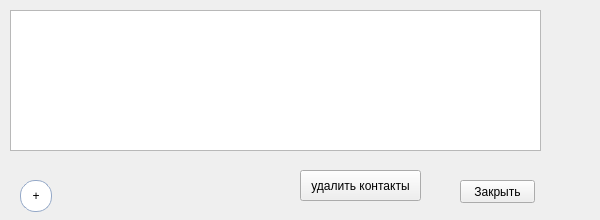
Before: the Qt Designer form App/dialogcontact.ui in truynder/TestApp, drawn with Qt 5.
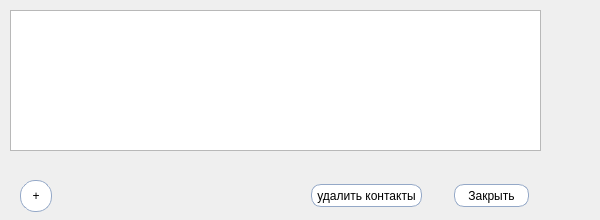
After: the same form once the commit is applied.

What changed in the file:
```diff
--- a/App/dialogcontact.ui
+++ b/App/dialogcontact.ui
@@ -47,19 +47,6 @@
     <string>+</string>
    </property>
   </widget>
-  <widget class="QPushButton" name="pushButton">
-   <property name="geometry">
-    <rect>
-     <x>460</x>
-     <y>180</y>
-     <width>75</width>
-     <height>23</height>
-    </rect>
-   </property>
-   <property name="text">
-    <string>Закрыть</string>
-   </property>
-  </widget>
   <widget class="QTableWidget" name="tableWidget">
    <property name="geometry">
     <rect>
@@ -73,16 +60,61 @@
   <widget class="QPushButton" name="pushButton_2">
    <property name="geometry">
     <rect>
-     <x>300</x>
-     <y>170</y>
-     <width>121</width>
-     <height>31</height>
+     <x>311</x>
+     <y>184</y>
+     <width>111</width>
+     <height>23</height>
     </rect>
    </property>
+   <property name="styleSheet">
+    <string notr="true">QPushButton{
+border: 1px solid;
+border-color: rgb(148, 168, 199);
+border-radius: 10px;
+background: white;
+}
+
+QPushButton:hover{
+border-color: rgb(0, 0, 199);
+}
+
+QPushButton:pressed{
+background: rgb(219, 225, 233);
+}</string>
+   </property>
    <property name="text">
     <string>удалить контакты</string>
    </property>
   </widget>
+  <widget class="QPushButton" name="pushButton">
+   <property name="geometry">
+    <rect>
+     <x>454</x>
+     <y>184</y>
+     <width>75</width>
+     <height>23</height>
+    </rect>
+   </property>
+   <property name="styleSheet">
+    <string notr="true">QPushButton{
+border: 1px solid;
+border-color: rgb(148, 168, 199);
+border-radius: 10px;
+background: white;
+}
+
+QPushButton:hover{
+border-color: rgb(0, 0, 199);
+}
+
+QPushButton:pressed{
+background: rgb(219, 225, 233);
+}</string>
+   </property>
+   <property name="text">
+    <string>Закрыть</string>
+   </property>
+  </widget>
  </widget>
  <resources/>
  <connections/>
```
